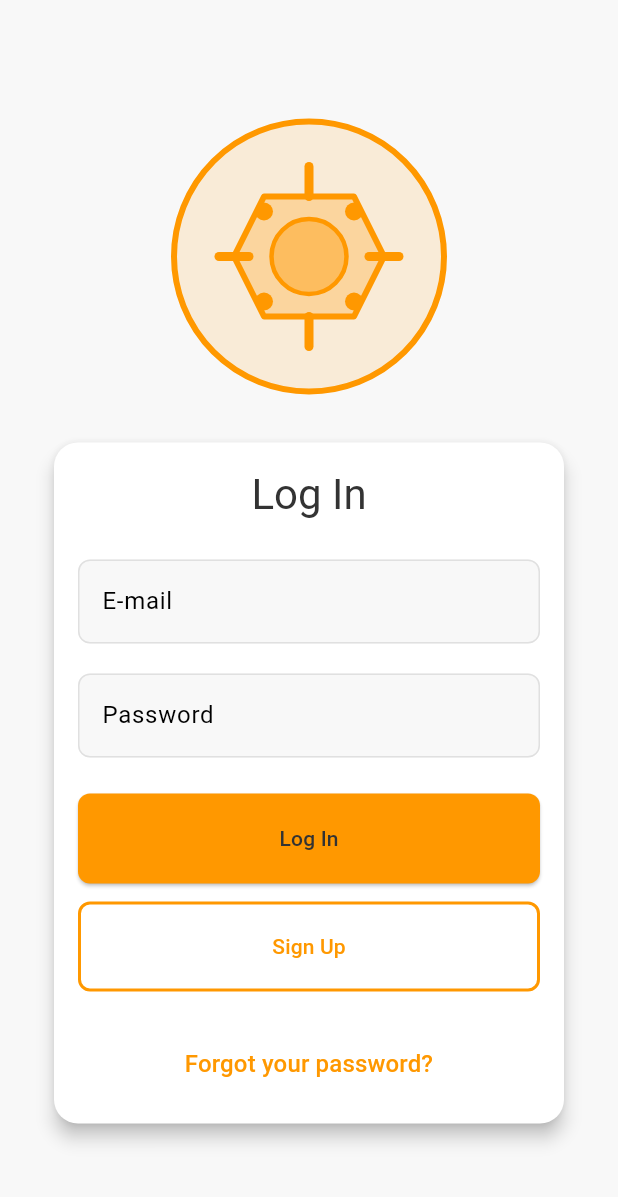
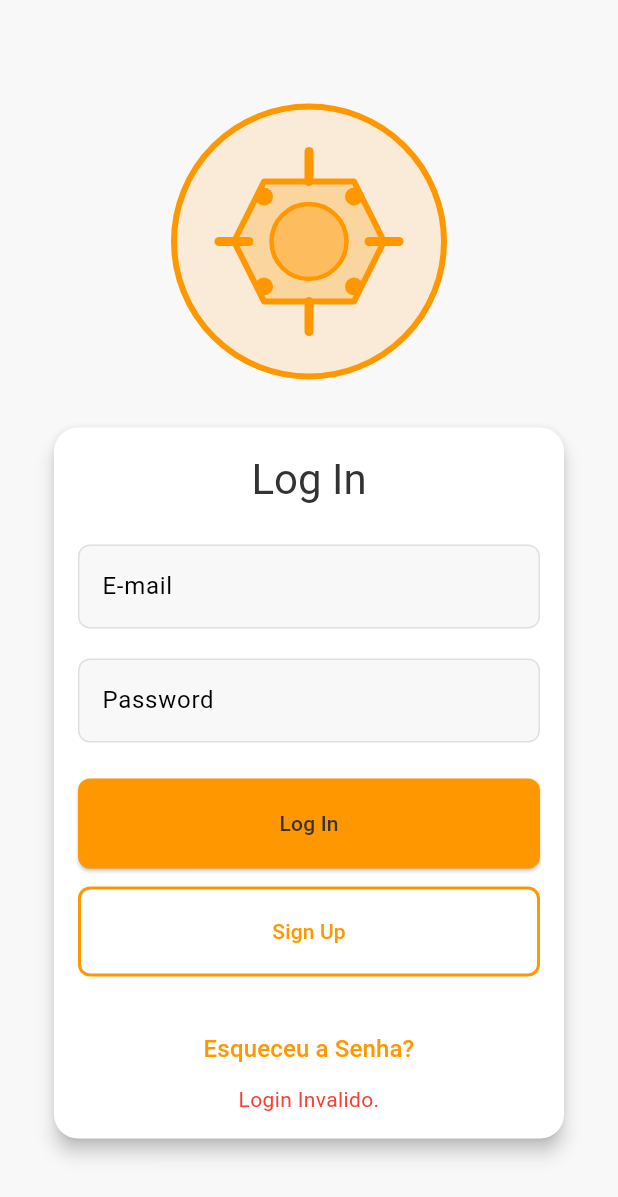
Before and after one commit to lucasbno/blindex, a Flutter app: the screen it shows after launch, after a tap on "Log In", on a phone screen of 412 x 824 dp. Shown: the top 1197 px of the screen. Run offline on Flutter 3.47's test engine with Material 3 defaults, Android fonts, the phone set to English and light mode, and no system bars; our stand-ins replace device_preview, flutter_svg, get_it; missing offline and left inert: bcrypt.

Commit message:
Integrated login_screen_controller.dart to login_view.dart

```diff
--- a/lib/view/login_view.dart
+++ b/lib/view/login_view.dart
@@ -1,8 +1,63 @@
 import 'package:flutter/material.dart';
 import 'package:flutter_svg/flutter_svg.dart';
+import '../controller/login_screen_controller.dart';
+import 'package:get_it/get_it.dart';
+import '../view/home_view.dart';
 
-class LoginView extends StatelessWidget {
+
+class LoginView extends StatefulWidget {
   const LoginView({super.key});
+
+  @override
+  State<LoginView> createState() => _LoginViewState();
+}
+
+class _LoginViewState extends State<LoginView> {
+  final emailController = TextEditingController();
+  final passwordController = TextEditingController();
+
+  final loginController = GetIt.I.get<LoginScreenController>();
+
+  bool _loginSuccess = false;
+  bool _hasAttemptedLogin = false;
+
+  @override
+  void initState() {
+    super.initState();
+  }
+
+  @override
+  void dispose() {
+    emailController.dispose();
+    passwordController.dispose();
+    super.dispose();
+  }
+
+  void _onLoginPress() {
+    final email = emailController.text;
+    final password = passwordController.text;
+
+    final success = loginController.login(email, password);
+
+    setState(() {
+      _loginSuccess = success;
+    });
+
+    setState(() {
+      _hasAttemptedLogin = true;
+    });
+
+    if (_loginSuccess) {
+      Future.delayed(Duration(milliseconds: 500), () {
+        if (!mounted) return;
+
+        Navigator.pushReplacement(
+          context,
+          MaterialPageRoute(builder: (context) => HomeScreen()),
+        );
+      });
+    }
+  }
 
   @override
   Widget build(BuildContext context) {
@@ -15,7 +70,6 @@ class LoginView extends StatelessWidget {
           children: [
 
             //Logo
-            //TODO Make App Logo asset in .svg (vector) format
             SvgPicture.asset(
               'assets/svg/placeholder-app-logo.svg',
               width: 200,
@@ -37,20 +91,20 @@ class LoginView extends StatelessWidget {
         shape: RoundedRectangleBorder(
           borderRadius: BorderRadius.circular(16),
         ),
-        elevation: 5, // Optional: Adds shadow to the card
-        color: Theme.of(context).cardColor, // Your card color
+        elevation: 5,
+        color: Theme.of(context).cardColor,
         child: Padding(
-          padding: const EdgeInsets.all(16.0), // Padding inside the card
+          padding: const EdgeInsets.all(16.0),
           child: Column(
             mainAxisSize: MainAxisSize.min, // Makes the column size fit content
-            crossAxisAlignment: CrossAxisAlignment.start, // Align text to the left
+            crossAxisAlignment: CrossAxisAlignment.start,
             children: [
               // Title
               Center(
                 child: Text(
                   'Log In',
                   style: Theme.of(context).textTheme.headlineMedium,
-                  textAlign: TextAlign.center, // Custom title style
+                  textAlign: TextAlign.center,
                 ),
               ),
 
@@ -58,6 +112,7 @@ class LoginView extends StatelessWidget {
 
               // Username TextField
               TextFormField(
+                controller: emailController,
                 decoration: InputDecoration(
                   labelText: 'E-mail',
                   filled: true,
@@ -75,6 +130,7 @@ class LoginView extends StatelessWidget {
 
               // Password TextField
               TextFormField(
+                controller: passwordController,
                 obscureText: true,
                 decoration: InputDecoration(
                   labelText: 'Password',
@@ -91,13 +147,11 @@ class LoginView extends StatelessWidget {
 
               const SizedBox(height: 24), // Space before button
 
-              // Login Button
+              // [BM] Login Button
               SizedBox(
                 width: double.infinity, // Make the button stretch
                 child: ElevatedButton(
-                  onPressed: () {
-                    // Handle login logic
-                  },
+                  onPressed: _onLoginPress,
                   style: ElevatedButton.styleFrom(
                     padding: const EdgeInsets.symmetric(vertical: 20), // Taller button
                   ),
@@ -144,10 +198,18 @@ class LoginView extends StatelessWidget {
                     // Add the functionality for password recovery here
                   },
                   style: TextButton.styleFrom(
-                    foregroundColor: Theme.of(context).primaryColor, // Use your accent color
+                    foregroundColor: Theme.of(context).primaryColor,
                   ),
-                  child: Text('Forgot your password?', style: TextStyle(fontSize: 16), textAlign: TextAlign.center,),
+                  child: Text('Esqueceu a Senha?', style: TextStyle(fontSize: 16), textAlign: TextAlign.center,),
                 )
+              ),
+
+              Center(
+                child: Text(
+                  _hasAttemptedLogin ? (_loginSuccess ? 'Login com sucesso!' : 'Login Invalido.') : '',
+                  style: TextStyle(color: _loginSuccess ? Colors.green : Colors.red),
+                  textAlign: TextAlign.center,
+                ),
               ),
             ],
           ),
```
